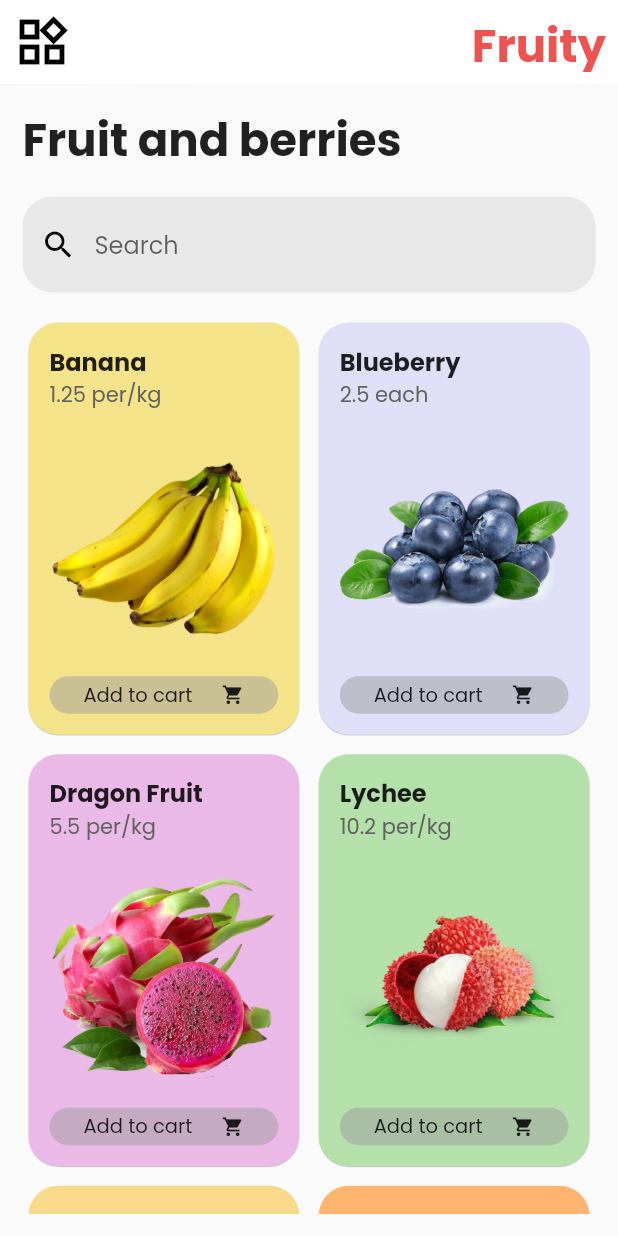
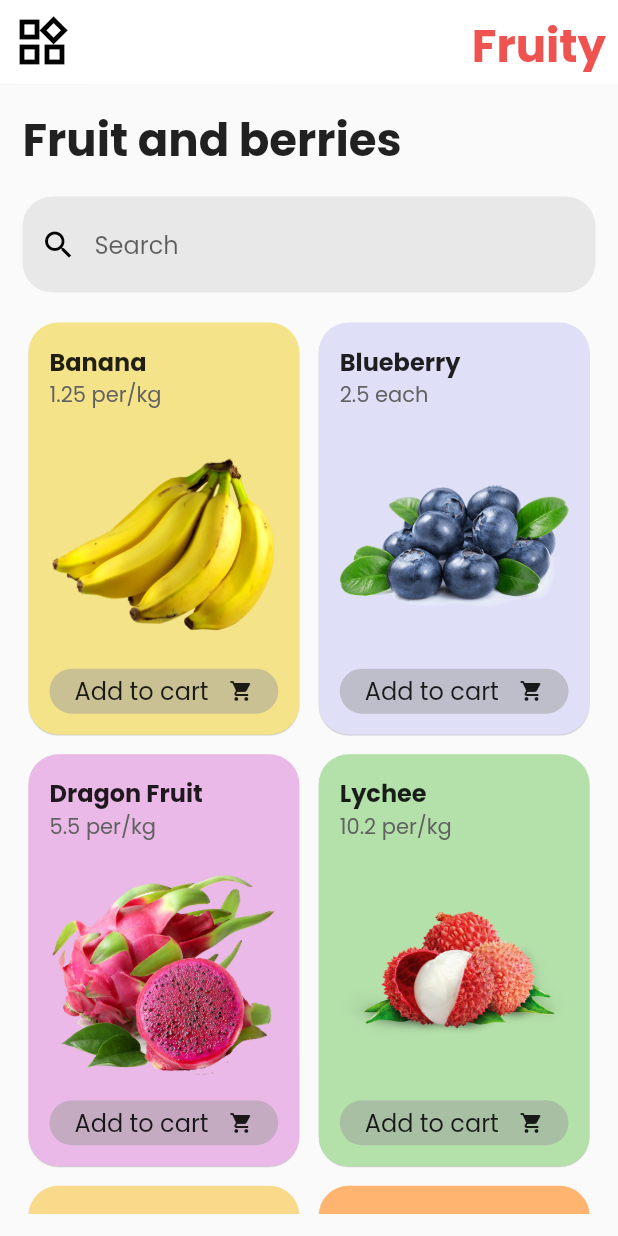
Before and after one commit to fauzirramadan/fruit_shop_ui, a Flutter app: the screen it shows after launch, on a phone screen of 412 x 824 dp. Run offline on Flutter 3.47's test engine with Material 2 defaults, Android fonts, the phone set to English and light mode, and no system bars; drawn by our look-alikes of flutter_advanced_drawer; our stand-ins replace google_fonts.

Commit message:
update terbaru

```diff
--- a/lib/main.dart
+++ b/lib/main.dart
@@ -257,11 +257,11 @@ Widget getGridItem(Item item, BuildContext context) {
                   children: const [
                     Text(
                       "Add to cart",
-                      style: TextStyle(fontSize: 13),
+                      style: TextStyle(fontSize: 16),
                     ),
                     Icon(
                       Icons.shopping_cart,
-                      size: 15,
+                      size: 16,
                     )
                   ],
                 ),
```
